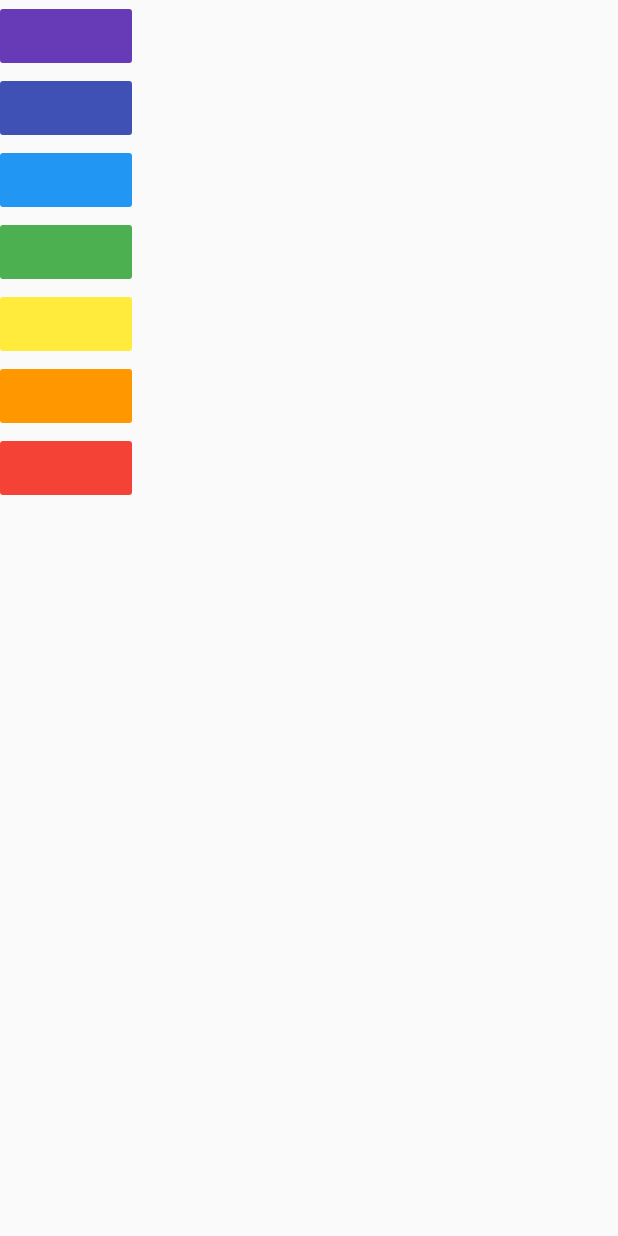
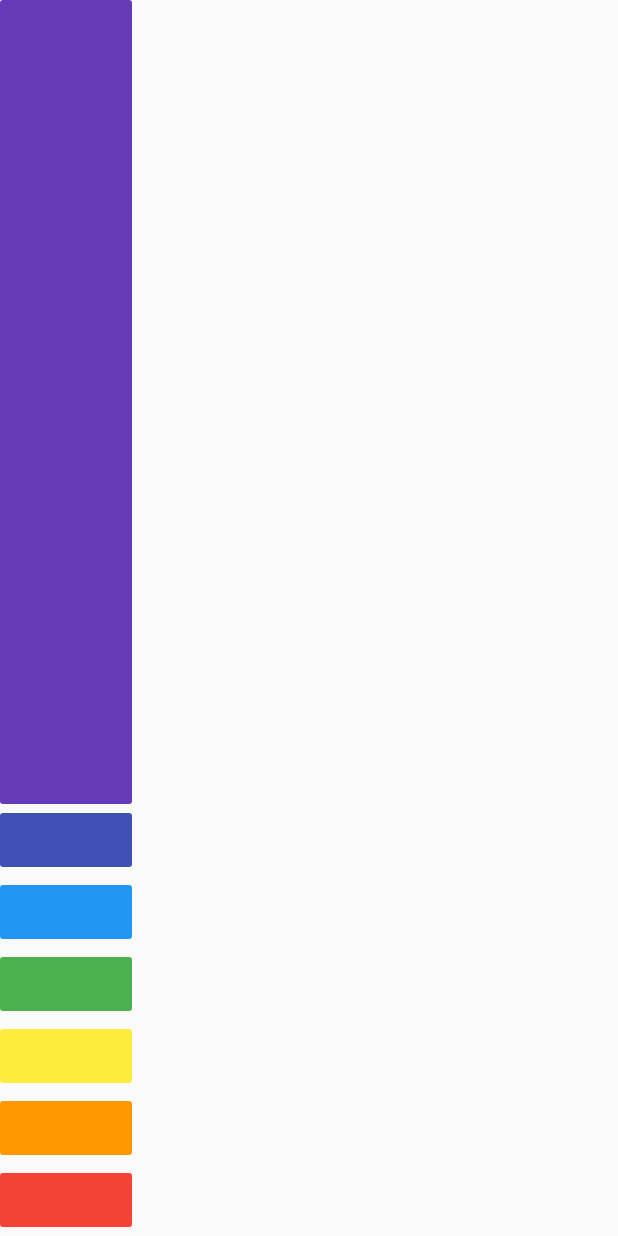
Before and after one commit to abhirup-deb/Xylophone_app, a Flutter app: the screen it shows after launch, on a phone screen of 412 x 824 dp. Run offline on Flutter 3.47's test engine with Material 2 defaults, Android fonts, the phone set to English and light mode, and no system bars; our stand-ins replace audioplayers.

Commit message:
UI uploaded

```diff
--- a/lib/main.dart
+++ b/lib/main.dart
@@ -15,11 +15,13 @@ class XylophoneApp extends StatelessWidget {
         body: SafeArea(
           child: Column(
             children: <Widget>[
-              FlatButton(
-                color: Colors.deepPurple,
-                onPressed: () {
-                 Sound(1);
-                },
+              Expanded(
+                child: FlatButton(
+                  color: Colors.deepPurple,
+                  onPressed: () {
+                   Sound(1);
+                  },
+                ),
               ),
 
               FlatButton(
```
